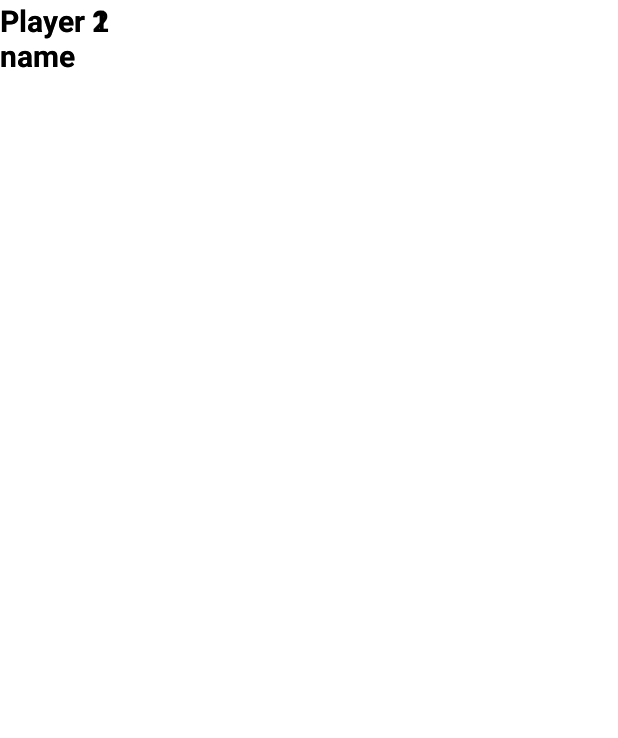
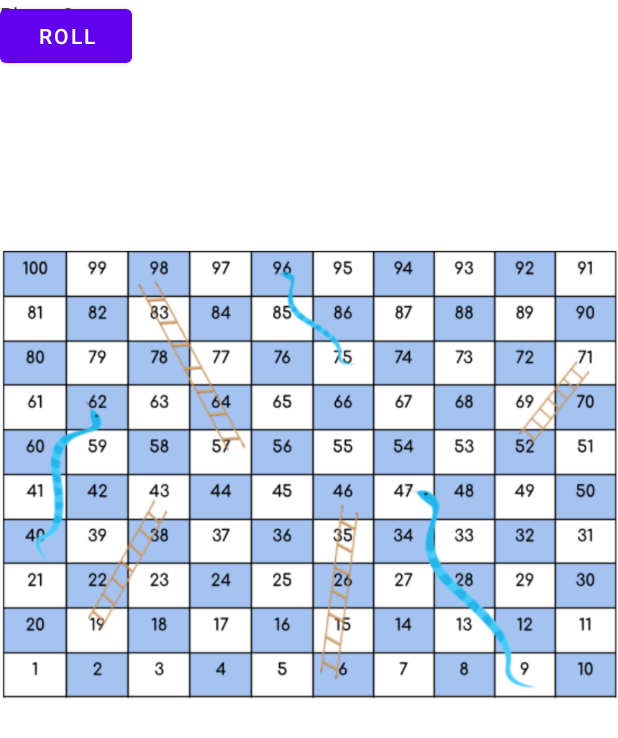
Before and after one commit to NonieLacra/SnakeAndLadder, an Android app: the Fragment3 screen opened through its navigation route, on a phone screen of 412 x 824 dp. Shown: the top 738 px of the screen. Run offline under Robolectric (Android 15) with nearby library versions, the light colour scheme and no system bars.

Commit message:
Initial Commit of Snake and Ladder

```diff
--- a/app/src/main/res/layout/fragment_1.xml
+++ b/app/src/main/res/layout/fragment_1.xml
@@ -15,7 +15,7 @@
         android:layout_width="wrap_content"
         android:layout_height="wrap_content"
         android:text="Player Profile"
-        android:textColor="@color/purple_500"
+        android:textColor="@color/black"
         android:textSize="40sp"
         android:textStyle="bold"
         app:layout_constraintBottom_toBottomOf="parent"
@@ -74,20 +74,20 @@
         android:layout_height="wrap_content"
         android:ems="10"
         android:inputType="textPersonName"
-        android:text="Player Two"
+        android:text="Name"
         app:layout_constraintBottom_toBottomOf="parent"
         app:layout_constraintHorizontal_bias="0.825"
         app:layout_constraintLeft_toLeftOf="parent"
         app:layout_constraintRight_toRightOf="parent"
         app:layout_constraintTop_toTopOf="parent"
-        app:layout_constraintVertical_bias="0.637" />
+        app:layout_constraintVertical_bias="0.565" />
 
     <TextView
         android:id="@+id/player1_title"
         android:layout_width="wrap_content"
         android:layout_height="wrap_content"
         android:text="Player One:"
-        android:textColor="@color/purple_500"
+        android:textColor="@color/black"
         android:textSize="25sp"
         android:textStyle="bold"
         app:layout_constraintBottom_toBottomOf="parent"
@@ -102,15 +102,15 @@
         android:layout_width="wrap_content"
         android:layout_height="wrap_content"
         android:text="Player Two:"
-        android:textColor="@color/purple_500"
+        android:textColor="@color/black"
         android:textSize="25sp"
         android:textStyle="bold"
         app:layout_constraintBottom_toBottomOf="parent"
-        app:layout_constraintHorizontal_bias="0.057"
+        app:layout_constraintHorizontal_bias="0.068"
         app:layout_constraintLeft_toLeftOf="parent"
         app:layout_constraintRight_toRightOf="parent"
         app:layout_constraintTop_toTopOf="parent"
-        app:layout_constraintVertical_bias="0.626" />
+        app:layout_constraintVertical_bias="0.556" />
 
 
 </androidx.constraintlayout.widget.ConstraintLayout>
--- a/app/src/main/res/layout/fragment_3.xml
+++ b/app/src/main/res/layout/fragment_3.xml
@@ -1,37 +1,39 @@
 <?xml version="1.0" encoding="utf-8"?>
 <androidx.constraintlayout.widget.ConstraintLayout xmlns:android="http://schemas.android.com/apk/res/android"
+    xmlns:app="http://schemas.android.com/apk/res-auto"
     xmlns:tools="http://schemas.android.com/tools"
     android:layout_width="match_parent"
-    android:layout_height="match_parent"
-    tools:context=".Fragment3">
+    android:layout_height="match_parent">
 
-    <!-- TODO: Update blank fragment layout -->
+    <ImageView
+        android:id="@+id/imageView2"
+        android:layout_width="wrap_content"
+        android:layout_height="wrap_content"
+        app:srcCompat="@drawable/gameboard"
+        tools:layout_editor_absoluteX="0dp"
+        tools:layout_editor_absoluteY="16dp" />
 
     <TextView
-        android:id="@+id/player_1"
-        android:layout_width="120dp"
-        android:layout_height="50dp"
-        android:layout_constraintBottom_toBottomOf="parent"
-        android:layout_constraintLeft_toLeftOf="parent"
-        android:text="Player 1 name"
-        android:textColor="@color/black"
-        android:textSize="20dp"
-        android:textStyle="bold"
-        tools:layout_editor_absoluteX="30dp"
-        tools:layout_editor_absoluteY="627dp" />
+        android:id="@+id/textView"
+        android:layout_width="wrap_content"
+        android:layout_height="wrap_content"
+        android:text="Player 1"
+        tools:layout_editor_absoluteX="32dp"
+        tools:layout_editor_absoluteY="664dp" />
 
     <TextView
-        android:id="@+id/player2"
-        android:layout_width="120dp"
-        android:layout_height="50dp"
-        android:layout_constraintBottom_toBottomOf="parent"
-        android:layout_constraintRight_toRightOf="parent"
-        android:text="Player 2 name"
-        android:textColor="@color/black"
-        android:textSize="20dp"
-        android:textStyle="bold"
-        tools:layout_editor_absoluteX="265dp"
-        tools:layout_editor_absoluteY="627dp" />
+        android:id="@+id/textView2"
+        android:layout_width="wrap_content"
+        android:layout_height="wrap_content"
+        android:text="Player 2"
+        tools:layout_editor_absoluteX="311dp"
+        tools:layout_editor_absoluteY="664dp" />
 
-
+    <Button
+        android:id="@+id/button"
+        android:layout_width="wrap_content"
+        android:layout_height="wrap_content"
+        android:text="ROLL"
+        tools:layout_editor_absoluteX="149dp"
+        tools:layout_editor_absoluteY="658dp" />
 </androidx.constraintlayout.widget.ConstraintLayout>
```
Also changed, not shown: app/src/main/res/drawable/gameboard.png (added).
